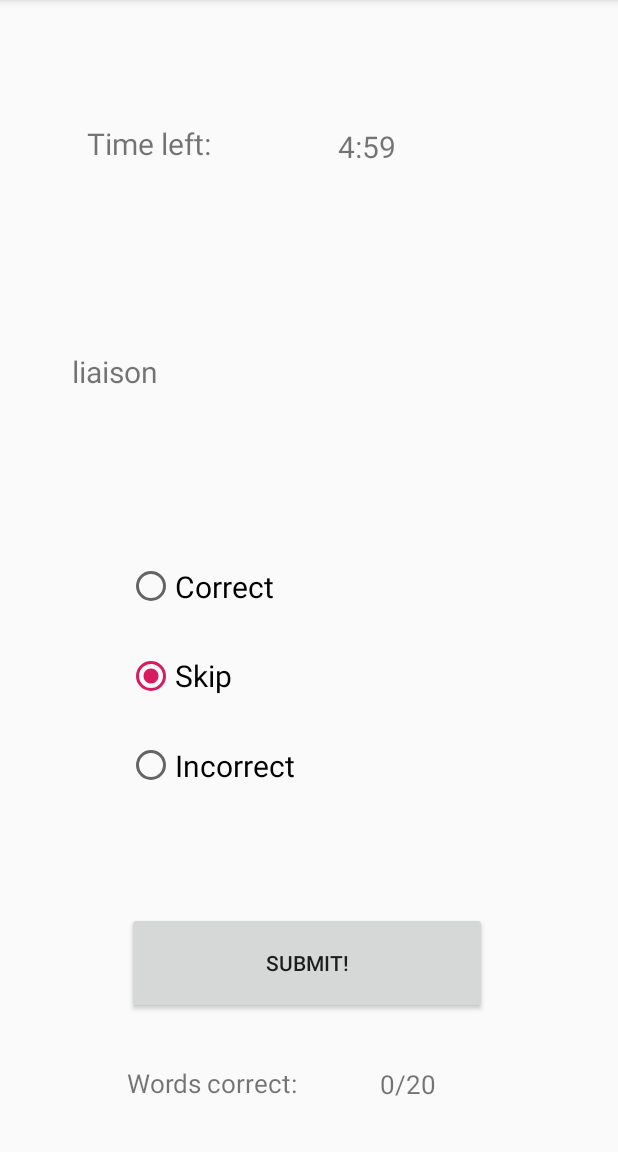
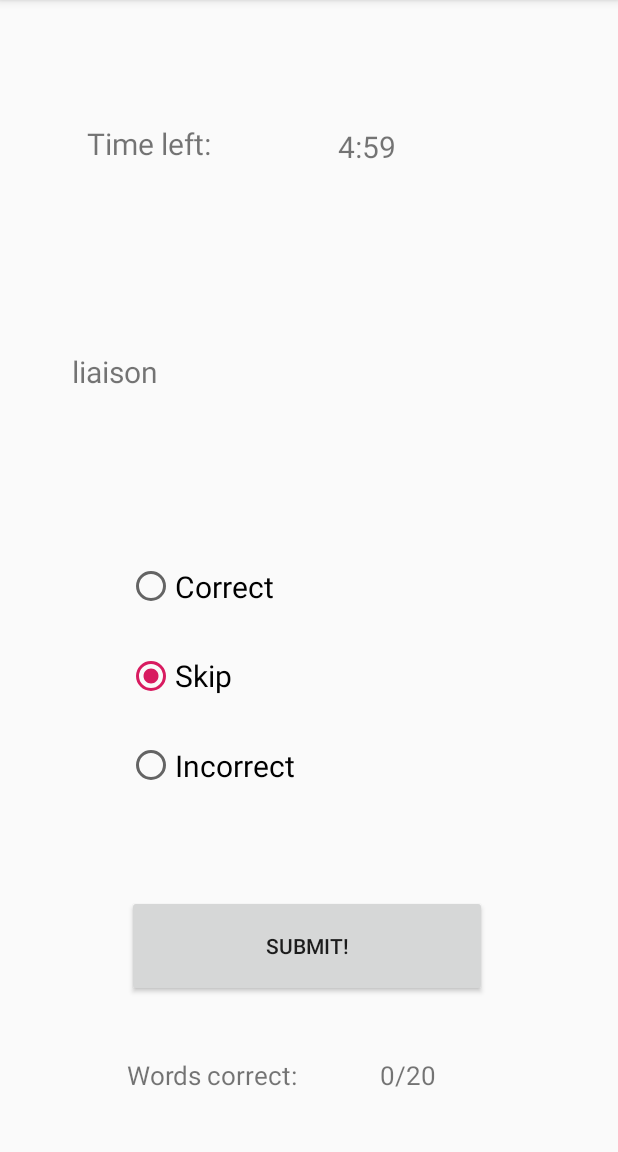
Before and after one commit to anseljohn/ACS, an Android app: the GameActivity screen opened directly, with no data from a screen before it, on a phone screen of 412 x 824 dp, the part 84-1236 px from its top. Run offline under Robolectric (Android 15) with nearby library versions, the phone set to English and light mode, and no system bars.

Commit message:
Start endscreen

```diff
--- a/SpellingGame/app/src/main/AndroidManifest.xml
+++ b/SpellingGame/app/src/main/AndroidManifest.xml
@@ -9,7 +9,8 @@
         android:roundIcon="@mipmap/ic_launcher_round"
         android:supportsRtl="true"
         android:theme="@style/AppTheme">
-        <activity android:name=".GameActivity"></activity>
+        <activity android:name=".EndGame"></activity>
+        <activity android:name=".GameActivity" />
         <activity android:name=".MainActivity">
             <intent-filter>
                 <action android:name="android.intent.action.MAIN" />
--- a/SpellingGame/app/src/main/res/layout/activity_game.xml
+++ b/SpellingGame/app/src/main/res/layout/activity_game.xml
@@ -81,7 +81,8 @@
         app:layout_constraintBottom_toBottomOf="parent"
         app:layout_constraintEnd_toEndOf="@+id/answerChoices"
         app:layout_constraintHorizontal_bias="0.0"
-        app:layout_constraintStart_toStartOf="@+id/answerChoices" />
+        app:layout_constraintStart_toStartOf="@+id/answerChoices"
+        app:layout_constraintTop_toBottomOf="@+id/answerChoices" />
 
     <TextView
         android:id="@+id/wordsToGo"
```
Also changed, not shown: SpellingGame/app/src/main/java/com/example/spellinggame/EndGame.java (added, +14 -0 lines), SpellingGame/app/src/main/res/layout/activity_end_game.xml (added, +9 -0 lines).
